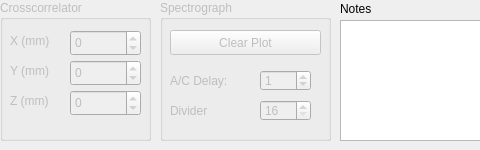
First picture: the form in line.ui, repository ahp-electronics/xc-gui, before the edit; both pictures show x 560 to 1040 and y 0 to 150 of the 1181 by 150 pixel window.
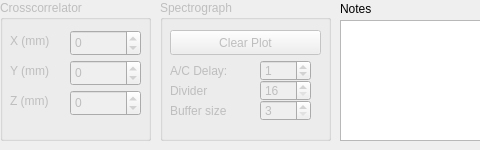
Second picture: the form after the edit.

The edit to the form file:
```diff
--- a/line.ui
+++ b/line.ui
@@ -478,7 +478,7 @@
     <property name="geometry">
      <rect>
       <x>100</x>
-      <y>70</y>
+      <y>60</y>
       <width>51</width>
       <height>21</height>
      </rect>
@@ -491,8 +491,8 @@
     <property name="geometry">
      <rect>
       <x>10</x>
-      <y>70</y>
-      <width>71</width>
+      <y>60</y>
+      <width>81</width>
       <height>21</height>
      </rect>
     </property>
@@ -504,8 +504,8 @@
     <property name="geometry">
      <rect>
       <x>10</x>
-      <y>100</y>
-      <width>71</width>
+      <y>80</y>
+      <width>81</width>
       <height>21</height>
      </rect>
     </property>
@@ -517,7 +517,7 @@
     <property name="geometry">
      <rect>
       <x>100</x>
-      <y>100</y>
+      <y>80</y>
       <width>51</width>
       <height>21</height>
      </rect>
@@ -526,7 +526,7 @@
      <number>16</number>
     </property>
     <property name="maximum">
-     <number>2048</number>
+     <number>100000</number>
     </property>
     <property name="value">
      <number>16</number>
@@ -545,6 +545,38 @@
      <string>Clear Plot</string>
     </property>
    </widget>
+   <widget class="QSpinBox" name="BufferSize">
+    <property name="geometry">
+     <rect>
+      <x>100</x>
+      <y>100</y>
+      <width>51</width>
+      <height>21</height>
+     </rect>
+    </property>
+    <property name="minimum">
+     <number>3</number>
+    </property>
+    <property name="maximum">
+     <number>1000</number>
+    </property>
+    <property name="value">
+     <number>3</number>
+    </property>
+   </widget>
+   <widget class="QLabel" name="label_11">
+    <property name="geometry">
+     <rect>
+      <x>10</x>
+      <y>100</y>
+      <width>81</width>
+      <height>21</height>
+     </rect>
+    </property>
+    <property name="text">
+     <string>Buffer size</string>
+    </property>
+   </widget>
   </widget>
  </widget>
  <resources/>
```
